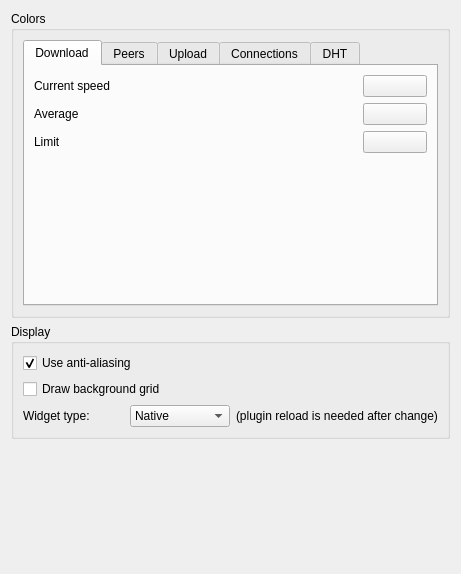
The window that plugins/stats/DisplaySettings.ui (KDE/ktorrent) describes before a commit, drawn with Qt 5.
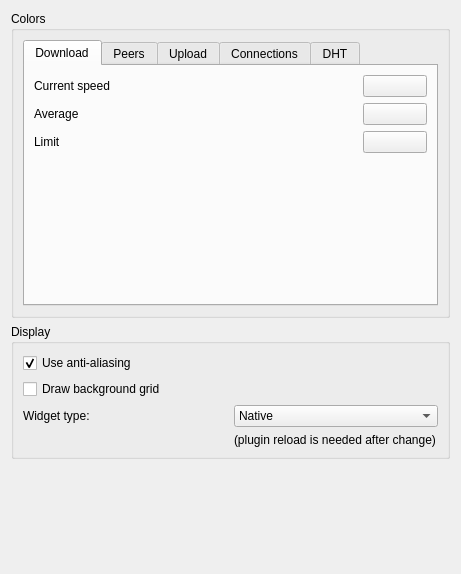
The same window after the commit. Custom widgets are drawn as their Qt base class.

Commit message:
Reduce the size of the display config pane
The information message is moved to another line, so that the horizontal
size of the pane is reduced.

The edit to the form file:
```diff
--- a/plugins/stats/DisplaySettings.ui
+++ b/plugins/stats/DisplaySettings.ui
@@ -925,15 +925,15 @@
        </widget>
       </item>
       <item>
-       <layout class="QHBoxLayout">
-        <item>
+       <layout class="QGridLayout" name="gridLayout">
+        <item row="0" column="0">
          <widget class="QLabel" name="label_18">
           <property name="text">
            <string comment="@label:listbox">Widget type:</string>
           </property>
          </widget>
         </item>
-        <item>
+        <item row="0" column="1">
          <widget class="QComboBox" name="kcfg_WidgetType">
           <item>
            <property name="text">
@@ -947,7 +947,7 @@
           </item>
          </widget>
         </item>
-        <item>
+        <item row="1" column="1">
          <widget class="QLabel" name="label_33">
           <property name="text">
            <string>(plugin reload is needed after change)</string>
```
